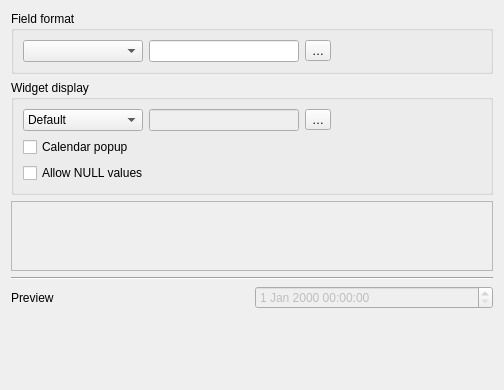
Qt form src/ui/editorwidgets/qgsdatetimeeditconfig.ui (qgis/QGIS) before a commit.
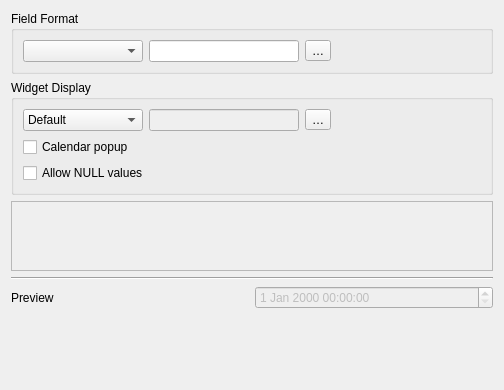
The same form after that commit. Icons and pictures are not drawn. Custom widgets are drawn as their Qt base class.

The edit to the form file:
```diff
--- a/src/ui/editorwidgets/qgsdatetimeeditconfig.ui
+++ b/src/ui/editorwidgets/qgsdatetimeeditconfig.ui
@@ -75,7 +75,7 @@
    <item row="0" column="0">
     <widget class="QGroupBox" name="groupBox_2">
      <property name="title">
-      <string>Field format</string>
+      <string>Field Format</string>
      </property>
      <layout class="QGridLayout" name="gridLayout_3">
       <item row="0" column="0">
@@ -131,7 +131,7 @@
    <item row="2" column="0">
     <widget class="QGroupBox" name="groupBox">
      <property name="title">
-      <string>Widget display</string>
+      <string>Widget Display</string>
      </property>
      <layout class="QGridLayout" name="gridLayout_2">
       <item row="0" column="3">
```
